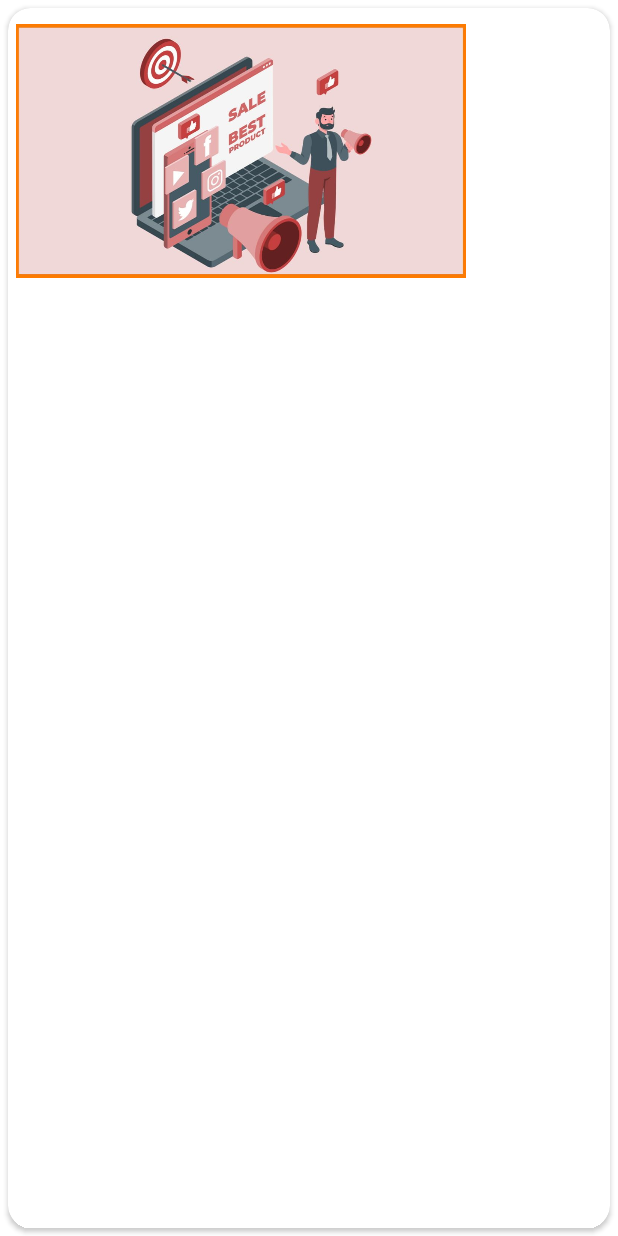
After one commit to SankalpaLokuliyanage/BillTracker, an Android app: the layout company_promos.xml on its own in the app's theme, with its tools: preview values and no code run, on a phone screen of 412 x 824 dp. The commit adds this screen. Run offline under Robolectric (Android 15) with nearby library versions, the phone set to English and light mode, and no system bars.

Commit message:
design promotion

```diff
--- /dev/null
+++ b/app/src/main/java/com/example/billtrackermobile/models/PromoModel.java
@@ -0,0 +1,5 @@
+package com.example.billtrackermobile.models;
+
+public class PromoModel {
+
+}
--- /dev/null
+++ b/app/src/main/res/layout/company_promos.xml
@@ -0,0 +1,25 @@
+<?xml version="1.0" encoding="utf-8"?>
+<androidx.cardview.widget.CardView xmlns:android="http://schemas.android.com/apk/res/android"
+    android:layout_width="match_parent"
+    android:layout_height="match_parent"
+    xmlns:app="http://schemas.android.com/apk/res-auto"
+    android:layout_margin="5dp"
+    app:cardCornerRadius="15dp">
+
+    <LinearLayout
+        android:layout_width="match_parent"
+        android:layout_height="wrap_content"
+        android:orientation="vertical"
+        android:padding="5dp">
+
+        <ImageView
+            android:id="@+id/promos"
+            android:layout_width="300dp"
+            android:layout_height="180dp"
+            app:riv_corner_radius="14dp"
+            android:scaleType="fitCenter"
+            android:src="@drawable/testpromo"/>
+
+    </LinearLayout>
+
+</androidx.cardview.widget.CardView>
--- a/app/src/main/res/layout/fragment_home.xml
+++ b/app/src/main/res/layout/fragment_home.xml
@@ -80,7 +80,7 @@
                 android:layout_width="match_parent"
                 android:layout_height="wrap_content"
                 android:layout_weight="1"
-                android:text=""/>
+                android:text="Recommended Packages"/>
 
             <TextView
                 android:layout_width="match_parent"
```
Also changed, not shown: app/build.gradle (+6 -2 lines), app/src/main/java/com/example/billtrackermobile/Adaptors/TitleAdaptor.java (deleted, +0 -75 lines), app/src/main/java/com/example/billtrackermobile/models/TitleCategories.java (deleted, +0 -33 lines), app/src/main/res/drawable/testpromo.jpg (added).
